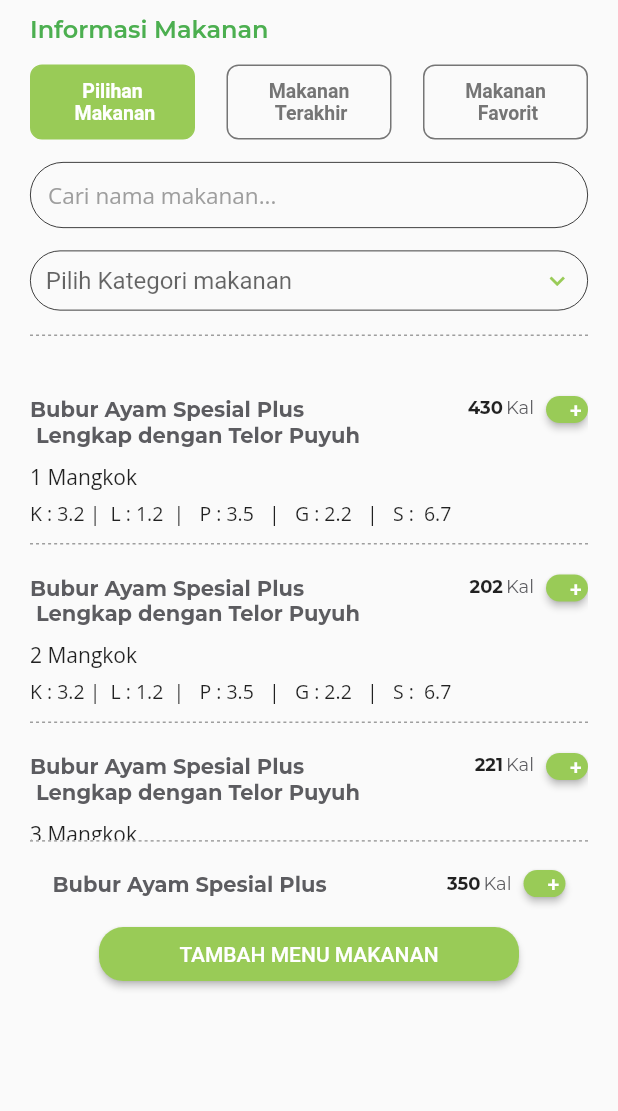
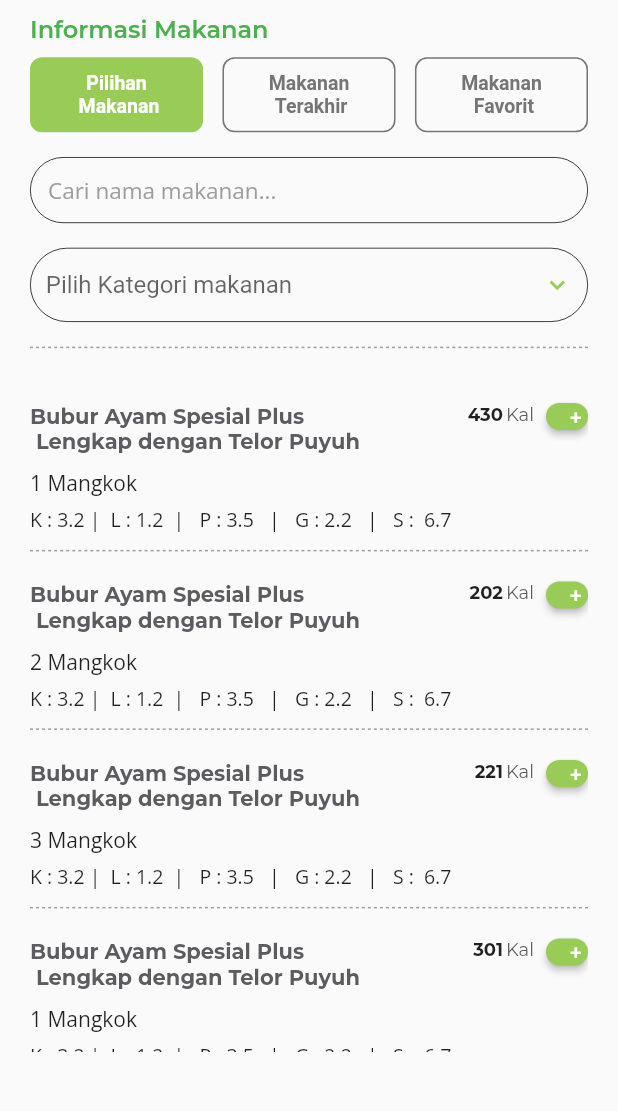
Before and after one commit to NamkuGavin/bst_flutter, a Flutter app: the InfoMakanan screen opened directly, after a tap on an icon or button, on a phone screen of 412 x 824 dp, the part 84-1195 px from its top. Run offline on Flutter 3.47's test engine with Material 2 defaults, Android fonts, the phone set to English and light mode, and no system bars; our stand-ins replace google_fonts.

Commit message:
feat: [SA][GA] fungsi hide/show tambah makanan

```diff
--- a/lib/reuse/FoodItems.dart
+++ b/lib/reuse/FoodItems.dart
@@ -3,12 +3,15 @@
 
 import '../model/FoodModel.dart';
 
-class FoodItems extends StatelessWidget {
+class FoodItems extends StatefulWidget {
   final FoodModel model;
-  FoodItems(
-      {Key? key,
-        required this.model})
-      : super(key: key);
+  FoodItems({Key? key, required this.model}) : super(key: key);
+
+  @override
+  State<FoodItems> createState() => _FoodItemsState();
+}
+
+class _FoodItemsState extends State<FoodItems> {
   final TextEditingController controller = TextEditingController();
 
   @override
@@ -16,19 +19,21 @@
     return Column(
       crossAxisAlignment: CrossAxisAlignment.start,
       children: [
-        SizedBox(height: 20,),
+        SizedBox(
+          height: 20,
+        ),
         Row(
           crossAxisAlignment: CrossAxisAlignment.start,
           children: [
             Expanded(
               child: Text(
-                model.getName,
+                widget.model.getName,
                 style: GoogleFonts.montserrat(
                     fontWeight: FontWeight.w700, color: Color(0xFF5C5C60)),
               ),
             ),
             Text(
-              model.getkal.toString(),
+              widget.model.getkal.toString(),
               style: GoogleFonts.montserrat(
                   fontWeight: FontWeight.w700, fontSize: 12),
             ),
@@ -49,15 +54,13 @@
               width: 28,
               height: 18,
               child: ElevatedButton(
-                  onPressed: () {
-                    print("LOL");
-                  },
+                  onPressed: () {},
                   style: ButtonStyle(
                       shape: MaterialStateProperty.all<RoundedRectangleBorder>(
                           RoundedRectangleBorder(
                               borderRadius: BorderRadius.circular(16))),
                       backgroundColor:
-                      MaterialStateProperty.all<Color>(Color(0xFF99CB57))),
+                          MaterialStateProperty.all<Color>(Color(0xFF99CB57))),
                   child: Text(
                     '+',
                     textAlign: TextAlign.center,
@@ -69,7 +72,7 @@
           height: 10,
         ),
         Text(
-          model.getportion.toString() + ' Mangkok',
+          widget.model.getportion.toString() + ' Mangkok',
           style: GoogleFonts.openSans(),
         ),
         SizedBox(
@@ -77,19 +80,21 @@
         ),
         Text(
           'K : ' +
-              model.getK.toString() +
+              widget.model.getK.toString() +
               ' |  L : ' +
-              model.getL.toString() +
+              widget.model.getL.toString() +
               '  |   P : ' +
-              model.getP.toString() +
+              widget.model.getP.toString() +
               '   |   G : ' +
-              model.getG.toString() +
+              widget.model.getG.toString() +
               '   |   S :  ' +
-              model.getS.toString() +
+              widget.model.getS.toString() +
               '  ',
           style: GoogleFonts.openSans(fontSize: 13),
         ),
-        SizedBox(height: 11,)
+        SizedBox(
+          height: 11,
+        )
       ],
     );
   }
--- a/lib/reuse/MyRadioListTile.dart
+++ b/lib/reuse/MyRadioListTile.dart
@@ -33,8 +33,10 @@
 
   Widget get _customRadioButton {
     final bool isSelected = value == groupValue;
+    return Builder(
+      builder: (context) {
         return Container(
-      width: 110,
+          width: MediaQuery.of(context).size.width * 0.28,
           padding: EdgeInsets.symmetric(horizontal: 18, vertical: 9),
           decoration: BoxDecoration(
             color: isSelected ? Color(0xFF99CB57) : null,
@@ -57,4 +59,6 @@
           ),
         );
       }
+    );
   }
+}
--- a/lib/route/PageRoute.dart
+++ b/lib/route/PageRoute.dart
@@ -1,3 +1,4 @@
+import 'package:bst/view/MainPage.dart';
 import 'package:bst/view/infomakanan/InfoMakanan.dart';
 import 'package:bst/view/notifikasi/NotifPage.dart';
 import 'package:flutter/material.dart';
@@ -20,11 +21,11 @@
       'Index 3: Sports',
       style: optionStyle,
     ),
+    MainPage(),
     Text(
-      'Index 4: Main',
+      'Index 5: Meteran',
       style: optionStyle,
     ),
-    InfoMakanan(),
     Text(
       'Index 6: Catalog',
       style: optionStyle,
--- a/lib/view/infomakanan/InfoMakanan.dart
+++ b/lib/view/infomakanan/InfoMakanan.dart
@@ -17,6 +17,7 @@
 class _InfoMakananState extends State<InfoMakanan> {
   String? dropdownValue;
   String? dropdownValue1;
+  bool _showButton = false;
   List<FoodModel> firstPageList = [
     FoodModel('Bubur Ayam Spesial Plus \n Lengkap dengan Telor Puyuh', 430, 1,
         3.2, 1.2, 3.5, 2.2, 6.7),
@@ -58,12 +59,102 @@
     );
   }
 
+  Widget foodItem(FoodModel model) {
+    return Column(
+      crossAxisAlignment: CrossAxisAlignment.start,
+      children: [
+        SizedBox(
+          height: 20,
+        ),
+        Row(
+          crossAxisAlignment: CrossAxisAlignment.start,
+          children: [
+            Expanded(
+              child: Text(
+                model.getName,
+                style: GoogleFonts.montserrat(
+                    fontWeight: FontWeight.w700, color: Color(0xFF5C5C60)),
+              ),
+            ),
+            Text(
+              model.getkal.toString(),
+              style: GoogleFonts.montserrat(
+                  fontWeight: FontWeight.w700, fontSize: 12),
+            ),
+            SizedBox(
+              width: 2,
+            ),
+            Text(
+              'Kal',
+              style: GoogleFonts.montserrat(
+                  fontWeight: FontWeight.w400,
+                  fontSize: 12,
+                  color: Color(0xFF5C5C60)),
+            ),
+            SizedBox(
+              width: 8,
+            ),
+            Container(
+              width: 28,
+              height: 18,
+              child: ElevatedButton(
+                  onPressed: () {
+                    setState(() {
+                      _showButton = true;
+                    });
+                  },
+                  style: ButtonStyle(
+                      shape: MaterialStateProperty.all<RoundedRectangleBorder>(
+                          RoundedRectangleBorder(
+                              borderRadius: BorderRadius.circular(16))),
+                      backgroundColor:
+                          MaterialStateProperty.all<Color>(Color(0xFF99CB57))),
+                  child: Text(
+                    '+',
+                    textAlign: TextAlign.center,
+                  )),
+            )
+          ],
+        ),
+        SizedBox(
+          height: 10,
+        ),
+        Text(
+          model.getportion.toString() + ' Mangkok',
+          style: GoogleFonts.openSans(),
+        ),
+        SizedBox(
+          height: 6,
+        ),
+        Text(
+          'K : ' +
+              model.getK.toString() +
+              ' |  L : ' +
+              model.getL.toString() +
+              '  |   P : ' +
+              model.getP.toString() +
+              '   |   G : ' +
+              model.getG.toString() +
+              '   |   S :  ' +
+              model.getS.toString() +
+              '  ',
+          style: GoogleFonts.openSans(fontSize: 13),
+        ),
+        SizedBox(
+          height: 11,
+        )
+      ],
+    );
+  }
+
   Widget firstPage() {
     return Container(
-      height: MediaQuery.of(context).size.height * 0.67,
+      height: MediaQuery.of(context).size.height * 0.724,
       child: Column(
         children: [
-          TextField(
+          Container(
+            width: double.infinity,
+            child: TextField(
               controller: controller,
               style: TextStyle(fontSize: 15),
               textCapitalization: TextCapitalization.sentences,
@@ -86,11 +177,12 @@
                 ),
               ),
             ),
+          ),
           SizedBox(
-            height: 15,
+            height: MediaQuery.of(context).size.height * 0.02,
           ),
           Container(
-              height: 40,
+              height: MediaQuery.of(context).size.height * 0.06,
               width: double.infinity,
               padding: EdgeInsets.symmetric(horizontal: 10, vertical: 10),
               decoration: BoxDecoration(
@@ -120,17 +212,17 @@
                 }).toList(),
               )),
           SizedBox(
-            height: 16,
+            height: MediaQuery.of(context).size.height * 0.02,
           ),
           lineSeparator(),
           SizedBox(
-            height: 20,
+            height: MediaQuery.of(context).size.height * 0.02,
           ),
           Expanded(
             child: ListView.separated(
                 itemBuilder: ((context, index) {
-                  return FoodItems(
-                    model: firstPageList[index],
+                  return foodItem(
+                    firstPageList[index],
                   );
                 }),
                 separatorBuilder: (BuildContext context, int index) {
@@ -138,10 +230,142 @@
                 },
                 itemCount: firstPageList.length),
           ),
+        ],
+      ),
+    );
+  }
+
+  Widget secondPage() {
+    return Container(
+      height: MediaQuery.of(context).size.height * 0.724,
+      child: Column(
+        children: [
+          Container(
+              height: MediaQuery.of(context).size.height * 0.06,
+              width: double.infinity,
+              padding: EdgeInsets.symmetric(horizontal: 10, vertical: 10),
+              decoration: BoxDecoration(
+                  border: Border.all(width: 0.5, color: Colors.black),
+                  borderRadius: BorderRadius.circular(50)),
+              child: DropdownButton<String>(
+                iconSize: 20,
+                isExpanded: true,
+                hint: Text("Pilih waktu makan"),
+                value: dropdownValue1,
+                icon: Icon(Icons.keyboard_arrow_down, color: Color(0xFF99CB57)),
+                underline: SizedBox.shrink(),
+                onChanged: (String? newValue) {
+                  setState(() {
+                    dropdownValue1 = newValue!;
+                  });
+                },
+                items: <String>[
+                  'Sarapan',
+                  'Makan Siang',
+                  'Makan Malam',
+                  'Snack'
+                ].map<DropdownMenuItem<String>>((String value) {
+                  return DropdownMenuItem<String>(
+                    value: value,
+                    child: Text(value),
+                  );
+                }).toList(),
+              )),
+          SizedBox(
+            height: MediaQuery.of(context).size.height * 0.02,
+          ),
           lineSeparator(),
           SizedBox(
-            height: 19,
+            height: MediaQuery.of(context).size.height * 0.02,
           ),
+          Expanded(
+            child: ListView.separated(
+                itemBuilder: ((context, index) {
+                  return foodItem(
+                    firstPageList[index],
+                  );
+                }),
+                separatorBuilder: (BuildContext context, int index) {
+                  return lineSeparator();
+                },
+                itemCount: firstPageList.length),
+          ),
+        ],
+      ),
+    );
+  }
+
+  Widget thirdPage() {
+    return Container(
+      height: MediaQuery.of(context).size.height * 0.724,
+      child: Column(
+        children: [
+          Container(
+            width: double.infinity,
+            child: TextField(
+              controller: controller,
+              style: TextStyle(fontSize: 15),
+              textCapitalization: TextCapitalization.sentences,
+              autocorrect: true,
+              enableSuggestions: true,
+              decoration: InputDecoration(
+                contentPadding: EdgeInsets.all(12),
+                isDense: true,
+                filled: true,
+                fillColor: Colors.transparent,
+                hintText: 'Cari nama makanan...',
+                hintStyle: GoogleFonts.openSans(color: Colors.grey),
+                enabledBorder: OutlineInputBorder(
+                    borderRadius: BorderRadius.circular(25),
+                    borderSide: BorderSide(width: 0.5)),
+                focusedBorder: OutlineInputBorder(
+                  borderSide: BorderSide(width: 1),
+                  borderRadius: BorderRadius.circular(25),
+                ),
+              ),
+            ),
+          ),
+          SizedBox(
+            height: MediaQuery.of(context).size.height * 0.02,
+          ),
+          lineSeparator(),
+          SizedBox(
+            height: MediaQuery.of(context).size.height * 0.02,
+          ),
+          Expanded(
+            child: ListView.separated(
+                itemBuilder: ((context, index) {
+                  return foodItem(
+                    firstPageList[index],
+                  );
+                }),
+                separatorBuilder: (BuildContext context, int index) {
+                  return lineSeparator();
+                },
+                itemCount: firstPageList.length),
+          ),
+        ],
+      ),
+    );
+  }
+
+  Widget addFood() {
+    return Container(
+      padding: EdgeInsets.symmetric(vertical: 10),
+      decoration: BoxDecoration(
+        borderRadius: BorderRadius.circular(12),
+        color: Colors.white,
+        boxShadow: [
+          BoxShadow(
+            color: Colors.grey.withOpacity(0.3),
+            spreadRadius: 5,
+            blurRadius: 7,
+            offset: Offset(0, 3), // changes position of shadow
+          ),
+        ],
+      ),
+      child: Column(
+        children: [
           Container(
             margin: EdgeInsets.symmetric(horizontal: 15),
             child: Row(
@@ -174,7 +398,11 @@
                   width: 28,
                   height: 18,
                   child: ElevatedButton(
-                      onPressed: () {},
+                      onPressed: () {
+                        setState(() {
+                          _showButton = false;
+                        });
+                      },
                       style: ButtonStyle(
                           shape:
                               MaterialStateProperty.all<RoundedRectangleBorder>(
@@ -183,7 +411,7 @@
                           backgroundColor: MaterialStateProperty.all<Color>(
                               Color(0xFF99CB57))),
                       child: Text(
-                        '+',
+                        '-',
                         textAlign: TextAlign.center,
                       )),
                 )
@@ -214,117 +442,6 @@
     );
   }
 
-  Widget secondPage() {
-    return Container(
-      height: 600,
-      child: Column(
-        children: [
-          Container(
-              height: 40,
-              width: double.infinity,
-              padding: EdgeInsets.symmetric(horizontal: 10, vertical: 10),
-              decoration: BoxDecoration(
-                  border: Border.all(width: 0.5, color: Colors.black),
-                  borderRadius: BorderRadius.circular(50)),
-              child: DropdownButton<String>(
-                iconSize: 20,
-                isExpanded: true,
-                hint: Text("Pilih waktu makan"),
-                value: dropdownValue1,
-                icon: Icon(Icons.keyboard_arrow_down, color: Color(0xFF99CB57)),
-                underline: SizedBox.shrink(),
-                onChanged: (String? newValue) {
-                  setState(() {
-                    dropdownValue1 = newValue!;
-                  });
-                },
-                items: <String>[
-                  'Sarapan',
-                  'Makan Siang',
-                  'Makan Malam',
-                  'Snack'
-                ].map<DropdownMenuItem<String>>((String value) {
-                  return DropdownMenuItem<String>(
-                    value: value,
-                    child: Text(value),
-                  );
-                }).toList(),
-              )),
-          SizedBox(
-            height: 16,
-          ),
-          lineSeparator(),
-          SizedBox(
-            height: 20,
-          ),
-          Expanded(
-            child: ListView.separated(
-                itemBuilder: ((context, index) {
-                  return FoodItems(
-                    model: firstPageList[index],
-                  );
-                }),
-                separatorBuilder: (BuildContext context, int index) {
-                  return lineSeparator();
-                },
-                itemCount: firstPageList.length),
-          ),
-        ],
-      ),
-    );
-  }
-
-  Widget thirdPage() {
-    return Container(
-      height: MediaQuery.of(context).size.height * 0.67,
-      child: Column(
-        children: [
-          TextField(
-            controller: controller,
-            style: TextStyle(fontSize: 15),
-            textCapitalization: TextCapitalization.sentences,
-            autocorrect: true,
-            enableSuggestions: true,
-            decoration: InputDecoration(
-              contentPadding: EdgeInsets.all(12),
-              isDense: true,
-              filled: true,
-              fillColor: Colors.transparent,
-              hintText: 'Cari nama makanan...',
-              hintStyle: GoogleFonts.openSans(color: Colors.grey),
-              enabledBorder: OutlineInputBorder(
-                  borderRadius: BorderRadius.circular(25),
-                  borderSide: BorderSide(width: 0.5)),
-              focusedBorder: OutlineInputBorder(
-                borderSide: BorderSide(width: 1),
-                borderRadius: BorderRadius.circular(25),
-              ),
-            ),
-          ),
-          SizedBox(
-            height: 16,
-          ),
-          lineSeparator(),
-          SizedBox(
-            height: 20,
-          ),
-          Expanded(
-            child: ListView.separated(
-                itemBuilder: ((context, index) {
-                  return FoodItems(
-                    model: firstPageList[index],
-                  );
-                }),
-                separatorBuilder: (BuildContext context, int index) {
-                  return lineSeparator();
-                },
-                itemCount: firstPageList.length),
-          ),
-        ],
-      ),
-    );
-  }
-
   @override
   Widget build(BuildContext context) {
     return Scaffold(
@@ -334,9 +451,9 @@
         title: HeaderNavigation(title: ""),
       ),
       body: Container(
+        height: MediaQuery.of(context).size.height * 0.9,
         margin: EdgeInsets.only(top: 10),
         padding: EdgeInsets.symmetric(horizontal: 20),
-        child: SingleChildScrollView(
         child: Column(
           crossAxisAlignment: CrossAxisAlignment.start,
           children: [
@@ -348,7 +465,7 @@
                   fontSize: 16),
             ),
             SizedBox(
-                height: 13,
+              height: MediaQuery.of(context).size.height * 0.01,
             ),
             Row(
               mainAxisAlignment: MainAxisAlignment.spaceBetween,
@@ -383,8 +500,11 @@
               ],
             ),
             SizedBox(
-                height: 15,
+              height: MediaQuery.of(context).size.height * 0.02,
             ),
+            Stack(
+              alignment: Alignment.bottomCenter,
+              children: [
                 pageIndicator == 1
                     ? firstPage()
                     : pageIndicator == 2
@@ -394,16 +514,20 @@
                             : Center(
                                 child: Container(
                                   margin: EdgeInsets.only(top: 180),
-                                width: 130,
-                                height: 130,
+                                  width:
+                                      MediaQuery.of(context).size.width * 0.3,
+                                  height:
+                                      MediaQuery.of(context).size.height * 0.1,
                                   decoration: BoxDecoration(
                                       image: DecorationImage(
                                           image: AssetImage(
                                               'assets/images/mainlogo.png'))),
                                 ),
                               ),
+                _showButton ? addFood() : Container()
               ],
             ),
+          ],
         ),
       ),
     );
--- a/lib/view/notifikasi/fragment/AllNotifications.dart
+++ b/lib/view/notifikasi/fragment/AllNotifications.dart
@@ -1,5 +1,5 @@
 import 'package:bst/model/NotifModel.dart';
-import 'package:bst/widgets/NotifItems.dart';
+import 'package:bst/reuse/NotifItems.dart';
 import 'package:flutter/material.dart';
 import 'package:google_fonts/google_fonts.dart';
 
--- a/lib/view/notifikasi/fragment/UnreadNotifications.dart
+++ b/lib/view/notifikasi/fragment/UnreadNotifications.dart
@@ -1,5 +1,5 @@
 import 'package:bst/model/NotifModel.dart';
-import 'package:bst/widgets/NotifItems.dart';
+import 'package:bst/reuse/NotifItems.dart';
 import 'package:flutter/material.dart';
 import 'package:google_fonts/google_fonts.dart';
 
```
Also changed, not shown: lib/view/MainPage.dart (added, +29 -0 lines), lib/reuse/NotifItems.dart (renamed from lib/widgets/NotifItems.dart). Lines whose indentation alone changed are shown as unchanged.
